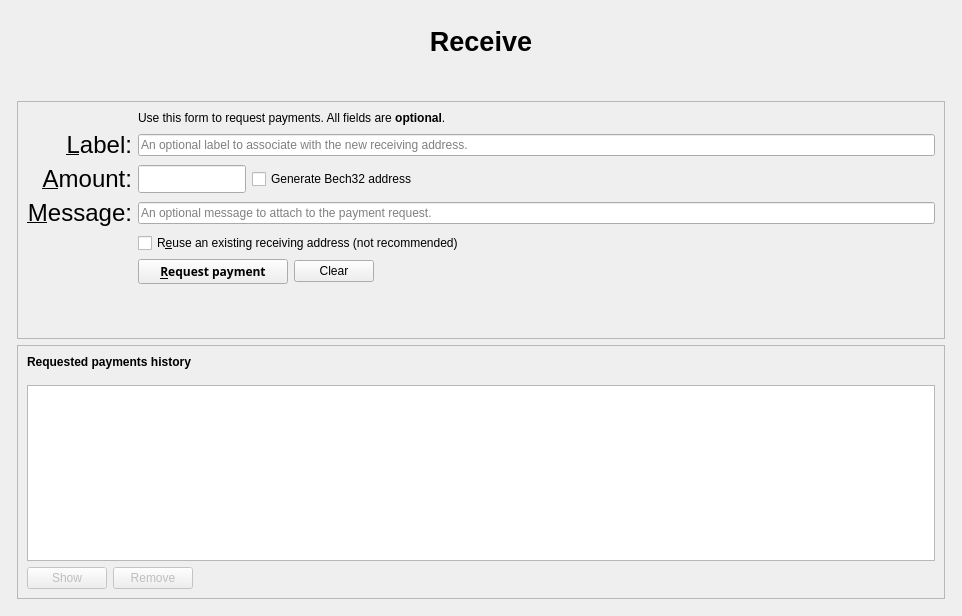
Test-Coin/TestCoin, file src/qt/forms/receivecoinsdialog.ui: the form before one commit.
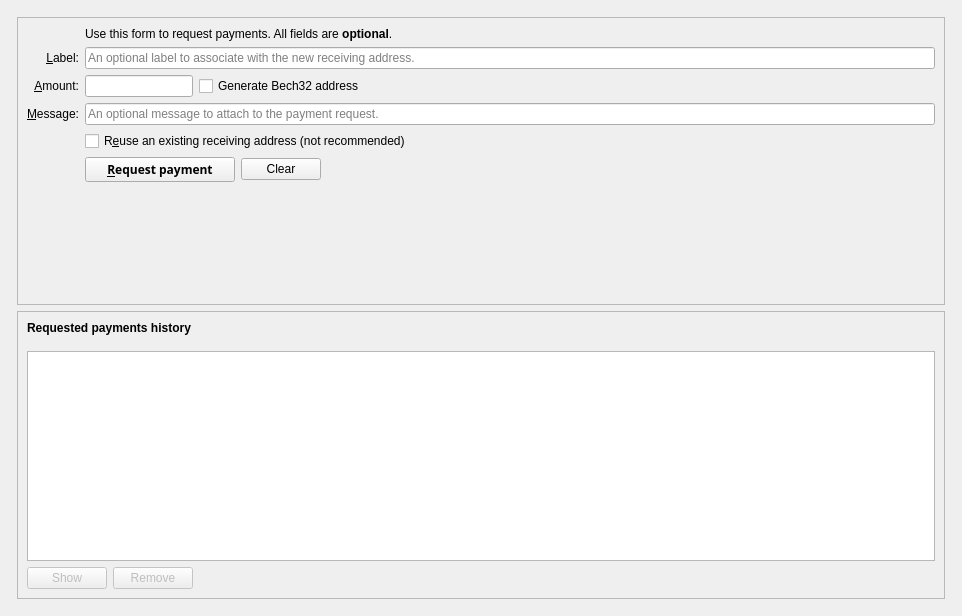
The form after the commit. Icons and pictures are not drawn. Custom widgets are drawn as their Qt base class.

```diff
--- a/src/qt/forms/receivecoinsdialog.ui
+++ b/src/qt/forms/receivecoinsdialog.ui
@@ -32,37 +32,7 @@
          <number>0</number>
         </property>
         <item>
-         <layout class="QHBoxLayout" name="horizontalLayout_Header" stretch="1">
-          <item>
-           <widget class="QLabel" name="labelOverviewHeaderLeft">
-            <property name="minimumSize">
-             <size>
-              <width>464</width>
-              <height>60</height>
-             </size>
-            </property>
-            <property name="maximumSize">
-             <size>
-              <width>16777215</width>
-              <height>60</height>
-             </size>
-            </property>
-            <property name="font">
-             <font>
-              <pointsize>20</pointsize>
-              <weight>75</weight>
-              <bold>true</bold>
-             </font>
-            </property>
-            <property name="text">
-             <string>Receive</string>
-            </property>
-            <property name="alignment">
-             <set>Qt::AlignCenter</set>
-            </property>
-           </widget>
-          </item>
-         </layout>
+         <layout class="QHBoxLayout" name="horizontalLayout_Header"/>
         </item>
        </layout>
       </widget>
@@ -82,22 +52,6 @@
         <property name="bottomMargin">
          <number>6</number>
         </property>
-        <item>
-         <spacer name="verticalSpacer_3">
-          <property name="orientation">
-           <enum>Qt::Vertical</enum>
-          </property>
-          <property name="sizeType">
-           <enum>QSizePolicy::Preferred</enum>
-          </property>
-          <property name="sizeHint" stdset="0">
-           <size>
-            <width>20</width>
-            <height>40</height>
-           </size>
-          </property>
-         </spacer>
-        </item>
         <item>
          <widget class="QFrame" name="frame2">
           <property name="sizePolicy">
@@ -134,11 +88,6 @@
              </item>
              <item row="6" column="0">
               <widget class="QLabel" name="label_3">
-               <property name="font">
-                <font>
-                 <pointsize>18</pointsize>
-                </font>
-               </property>
                <property name="toolTip">
                 <string>An optional message to attach to the payment request, which will be displayed when the request is opened. Note: The message will not be sent with the payment over the Altbet network.</string>
                </property>
@@ -182,11 +131,6 @@
              </item>
              <item row="4" column="0">
               <widget class="QLabel" name="label_2">
-               <property name="font">
-                <font>
-                 <pointsize>18</pointsize>
-                </font>
-               </property>
                <property name="toolTip">
                 <string>An optional label to associate with the new receiving address.</string>
                </property>
@@ -203,11 +147,6 @@
              </item>
              <item row="5" column="0">
               <widget class="QLabel" name="label">
-               <property name="font">
-                <font>
-                 <pointsize>18</pointsize>
-                </font>
-               </property>
                <property name="toolTip">
                 <string>An optional amount to request. Leave this empty or zero to not request a specific amount.</string>
                </property>
```
